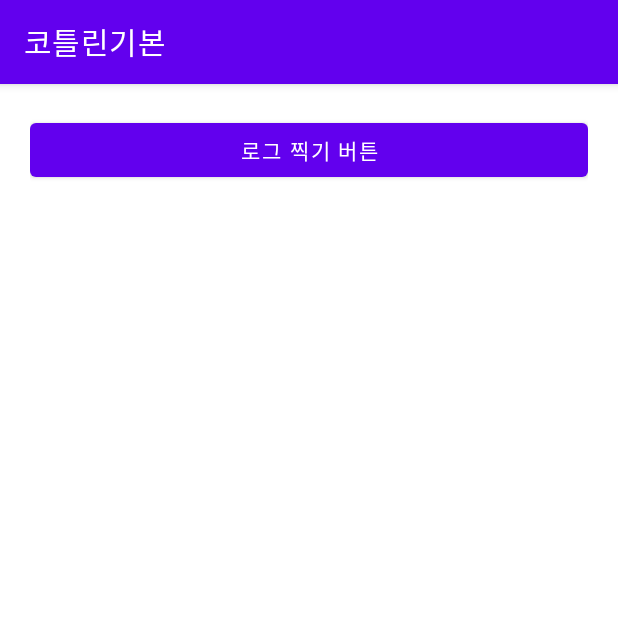
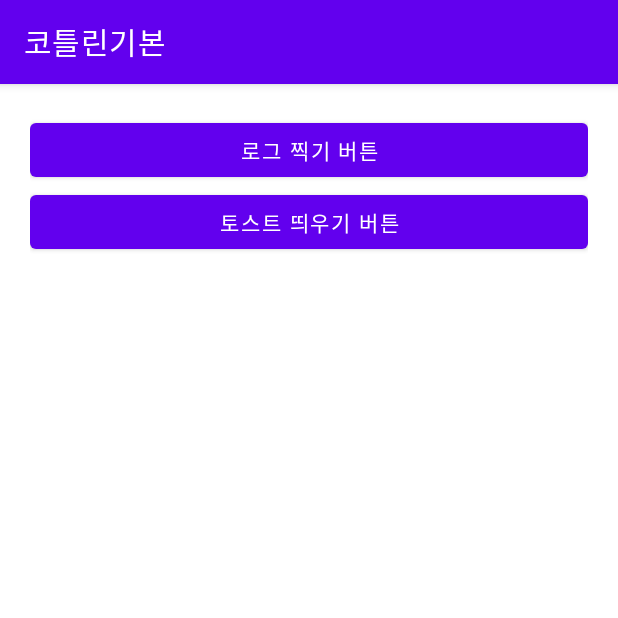
Before and after one commit to nepp-plus/KotlinBasic_20211113, an Android app: the screen it shows after launch (MainActivity), on a phone screen of 412 x 824 dp, the top half of it. Run offline under Robolectric (Android 15) with nearby library versions, the phone set to English and light mode, and no system bars.

Commit message:
토스트 띄워보기

```diff
--- a/app/src/main/java/com/neppplus/kotlinbasic_20211113/MainActivity.kt
+++ b/app/src/main/java/com/neppplus/kotlinbasic_20211113/MainActivity.kt
@@ -4,6 +4,7 @@ import androidx.appcompat.app.AppCompatActivity
 import android.os.Bundle
 import android.util.Log
 import android.widget.Button
+import android.widget.Toast
 import kotlinx.android.synthetic.main.activity_main.*
 
 class MainActivity : AppCompatActivity() {
@@ -11,6 +12,13 @@ class MainActivity : AppCompatActivity() {
     override fun onCreate(savedInstanceState: Bundle?) {
         super.onCreate(savedInstanceState)
         setContentView(R.layout.activity_main)
+
+        btnToast.setOnClickListener {
+//            이 내부의 코드는, 토스트 띄우기 버튼이 눌릴때 실행됨.
+
+            Toast.makeText(this, "토스트 띄우기", Toast.LENGTH_SHORT).show()
+
+        }
 
         btnLog.setOnClickListener {
 
--- a/app/src/main/res/layout/activity_main.xml
+++ b/app/src/main/res/layout/activity_main.xml
@@ -14,4 +14,11 @@
         android:layout_height="wrap_content"
         android:text="로그 찍기 버튼" />
 
+    <Button
+        android:id="@+id/btnToast"
+        android:layout_width="match_parent"
+        android:layout_height="wrap_content"
+        android:text="토스트 띄우기 버튼" />
+
+
 </LinearLayout>
```
